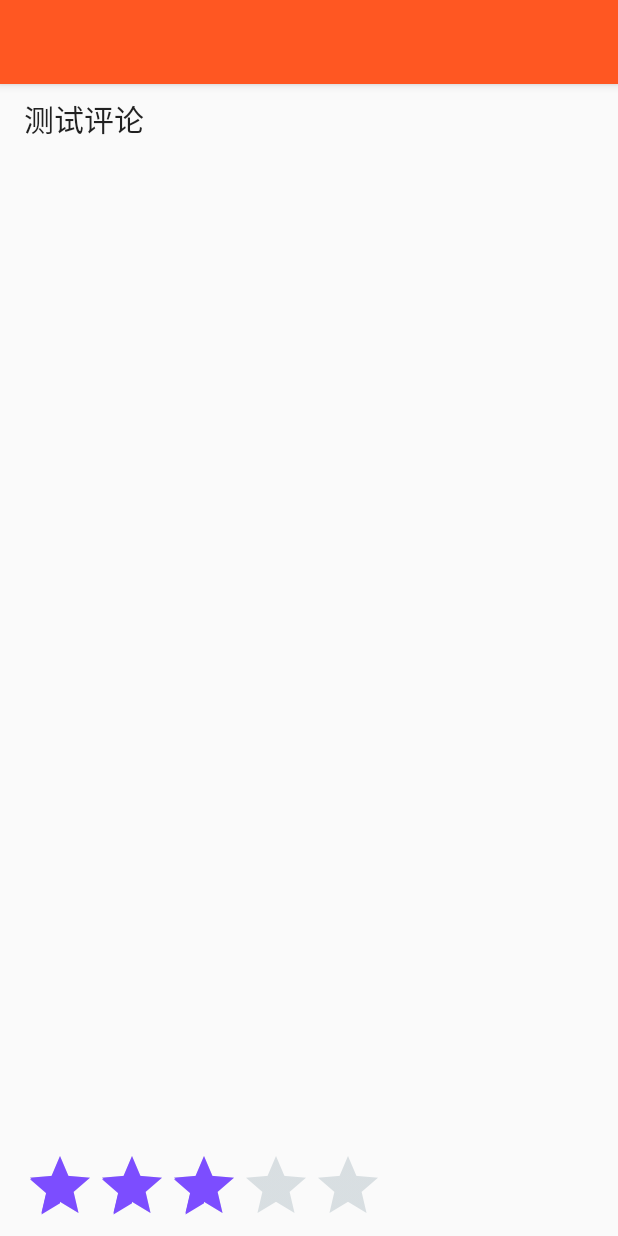
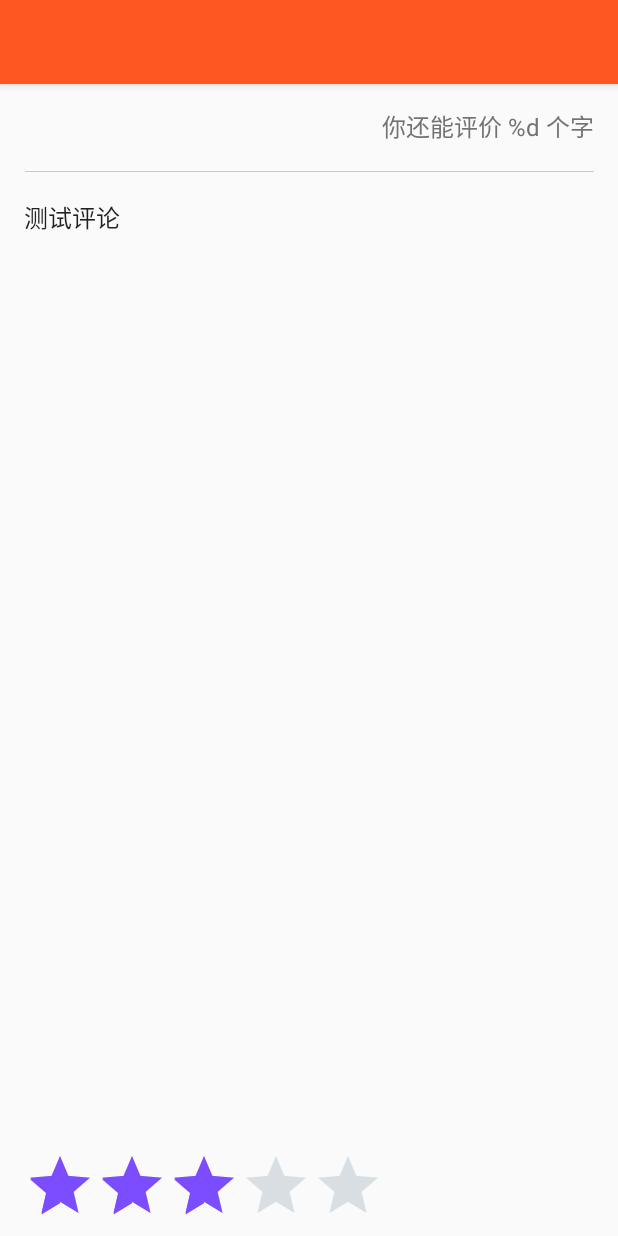
Before and after one commit to RunziiMo/grooo, an Android app: the layout activity_comment.xml on its own in the app's theme, with its tools: preview values and no code run, on a phone screen of 412 x 824 dp. Run offline under Robolectric (Android 15) with nearby library versions, the phone set to English and light mode, and no system bars.

Commit message:
更改 - 增加了评论字数限制

```diff
--- a/build.gradle
+++ b/build.gradle
@@ -4,7 +4,7 @@ buildscript {
         jcenter()
     }
     dependencies {
-        classpath 'com.android.tools.build:gradle:2.1.2'
+        classpath 'com.android.tools.build:gradle:2.1.3'
         classpath 'me.tatarka:gradle-retrolambda:3.2.5'
     }
 }
--- a/grooo/src/main/java/com/wenym/grooo/model/http/CommentForm.java
+++ b/grooo/src/main/java/com/wenym/grooo/model/http/CommentForm.java
@@ -1,7 +1,10 @@
 package com.wenym.grooo.model.http;
 
+import android.databinding.BaseObservable;
 import android.os.Parcel;
 import android.os.Parcelable;
+
+import com.wenym.grooo.BR;
 
 /**
  * Created by runzii on 16-7-2.
--- a/grooo/src/main/java/com/wenym/grooo/ui/activities/CommentActivity.java
+++ b/grooo/src/main/java/com/wenym/grooo/ui/activities/CommentActivity.java
@@ -6,11 +6,9 @@ import android.support.design.widget.Snackbar;
 import android.text.TextUtils;
 import android.util.Log;
 import android.view.Menu;
-import android.view.MenuInflater;
 import android.view.MenuItem;
-import android.view.View;
 
-import com.jakewharton.rxbinding.view.RxMenuItem;
+import com.jakewharton.rxbinding.widget.RxTextView;
 import com.runzii.lib.ui.base.BaseActivity;
 import com.wenym.grooo.R;
 import com.wenym.grooo.databinding.ActivityCommentBinding;
@@ -41,10 +39,10 @@ public class CommentActivity extends BaseActivity<ActivityCommentBinding> {
         return true;
     }
 
-
     @Override
     protected void onCreate(Bundle savedInstanceState) {
         super.onCreate(savedInstanceState);
+
 
         Intent intent = getIntent();
         String title = intent.getStringExtra("title");
@@ -55,6 +53,11 @@ public class CommentActivity extends BaseActivity<ActivityCommentBinding> {
         if (!TextUtils.isEmpty(id))
             commentForm.setOrder_id(id);
         bind.setComment(commentForm);
+
+        RxTextView.textChanges(bind.etComment)
+                .map(charSequence -> 140 - charSequence.length())
+                .subscribe(integer -> bind.tvAbleCount
+                        .setText(String.format(getString(R.string.commentFormat), integer)));
     }
 
 
@@ -74,7 +77,7 @@ public class CommentActivity extends BaseActivity<ActivityCommentBinding> {
     public void completeComment() {
         CommentForm form = bind.getComment();
         if (form == null || TextUtils.isEmpty(form.getRating_remark())) {
-            Snackbar.make(bind.coordinatorLayout, "订单评论为空"  , Snackbar.LENGTH_SHORT).show();
+            Snackbar.make(bind.coordinatorLayout, "订单评论为空", Snackbar.LENGTH_SHORT).show();
             return;
         }
         if (form.getOrder_id() == null) {
--- a/grooo/src/main/res/layout/activity_comment.xml
+++ b/grooo/src/main/res/layout/activity_comment.xml
@@ -1,7 +1,8 @@
 <?xml version="1.0" encoding="utf-8"?>
 <layout xmlns:android="http://schemas.android.com/apk/res/android"
     xmlns:app="http://schemas.android.com/apk/res-auto"
-    xmlns:tools="http://schemas.android.com/tools">
+    xmlns:tools="http://schemas.android.com/tools"
+    tools:context=".ui.activities.CommentActivity">
 
     <data>
 
@@ -44,39 +45,50 @@
             <LinearLayout
                 android:layout_width="match_parent"
                 android:layout_height="match_parent"
+                android:layout_above="@+id/rating_comment"
                 android:layout_alignParentTop="true"
                 android:orientation="vertical"
-                android:paddingTop="8dp">
+                android:paddingTop="16dp">
+
+                <TextView
+                    android:id="@+id/tv_able_count"
+                    android:layout_width="wrap_content"
+                    android:layout_height="wrap_content"
+                    android:layout_gravity="right"
+                    android:textColor="@color/textColorSecondary"
+                    android:textSize="16sp"
+                    tools:text="@string/commentFormat" />
+
+                <View
+                    android:layout_width="match_parent"
+                    android:layout_height="0.6dp"
+                    android:layout_marginBottom="18dp"
+                    android:layout_marginTop="18dp"
+                    android:background="@drawable/base_horization_line" />
 
                 <EditText
                     android:id="@+id/et_comment"
                     android:layout_width="match_parent"
-                    android:layout_height="wrap_content"
+                    android:layout_height="match_parent"
                     android:layout_marginBottom="8dp"
                     android:background="@color/transparent"
                     android:gravity="left|start"
                     android:hint="在此输入评价"
                     android:lines="5"
+                    android:maxLength="140"
                     android:maxLines="5"
                     android:shadowDx="0.0"
                     android:shadowDy="1.0"
                     android:shadowRadius="1.0"
                     android:text="@={comment.rating_remark}"
-                    android:textAppearance="@style/TextAppearance.AppCompat.Title"
+                    android:textAppearance="@style/TextAppearance.AppCompat.Subhead"
                     tools:text="测试评论" />
 
-                <LinearLayout
-                    android:layout_width="match_parent"
-                    android:layout_height="wrap_content"
-                    android:layout_gravity="center_vertical"
-                    android:orientation="horizontal">
-
-
-                </LinearLayout>
 
             </LinearLayout>
 
             <RatingBar
+                android:id="@+id/rating_comment"
                 android:layout_width="wrap_content"
                 android:layout_height="wrap_content"
                 android:layout_alignParentBottom="true"
--- a/grooo/src/main/res/values/strings.xml
+++ b/grooo/src/main/res/values/strings.xml
@@ -25,5 +25,5 @@
     <string name="label_shop_list">世界这么大，你想吃什么</string>
     <string name="label_order_list">订单</string>
     <string name="label_profile">个人信息</string>
-
+    <string name="commentFormat">你还能评价 %d 个字</string>
 </resources>
```
Also changed, not shown: gradle/wrapper/gradle-wrapper.properties.
